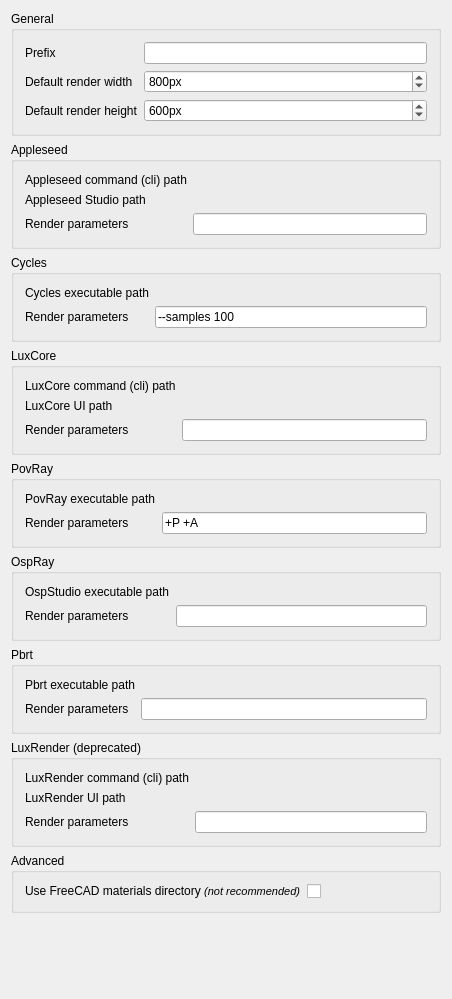
The window that Render/resources/ui/RenderSettings.ui (FreeCAD/FreeCAD-render) describes before a commit, drawn with Qt 5.
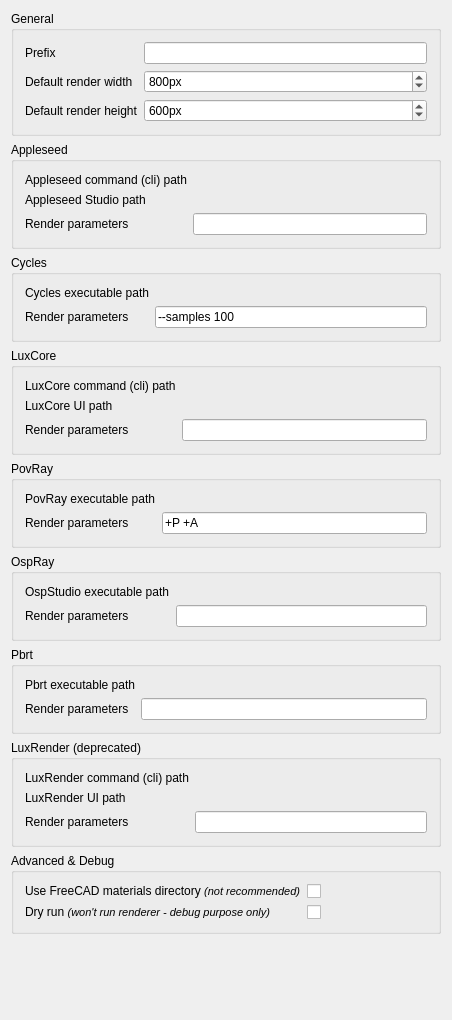
The same window after the commit. Custom widgets are drawn as their Qt base class.

Commit message:
Project: add "dry run" feature
This feature allows to generate export files without running renderer
("dry run"). It is intended for debug purpose...

What changed in the file:
```diff
--- a/Render/resources/ui/RenderSettings.ui
+++ b/Render/resources/ui/RenderSettings.ui
@@ -7,7 +7,7 @@
     <x>0</x>
     <y>0</y>
     <width>452</width>
-    <height>999</height>
+    <height>1020</height>
    </rect>
   </property>
   <property name="windowTitle">
@@ -667,7 +667,13 @@
       <locale language="English" country="UnitedStates"/>
      </property>
      <property name="title">
-      <string>Advanced</string>
+      <string>Advanced &amp;&amp; Debug</string>
+     </property>
+     <property name="checkable">
+      <bool>false</bool>
+     </property>
+     <property name="checked">
+      <bool>false</bool>
      </property>
      <layout class="QGridLayout" name="gridLayout_8">
       <item row="1" column="0">
@@ -680,6 +686,13 @@
         </property>
        </widget>
       </item>
+      <item row="2" column="0">
+       <widget class="QLabel" name="label_17">
+        <property name="text">
+         <string>&lt;html&gt;&lt;head/&gt;&lt;body&gt;&lt;p&gt;Dry run &lt;span style=&quot; font-size:8pt; font-style:italic;&quot;&gt;(won't run renderer - debug purpose only)&lt;/span&gt;&lt;/p&gt;&lt;/body&gt;&lt;/html&gt;</string>
+        </property>
+       </widget>
+      </item>
       <item row="1" column="2">
        <widget class="Gui::PrefCheckBox" name="checkBox_3">
         <property name="text">
@@ -693,6 +706,19 @@
         </property>
        </widget>
       </item>
+      <item row="2" column="2">
+       <widget class="Gui::PrefCheckBox" name="checkBox">
+        <property name="text">
+         <string/>
+        </property>
+        <property name="prefEntry" stdset="0">
+         <cstring>DryRun</cstring>
+        </property>
+        <property name="prefPath" stdset="0">
+         <cstring>Mod/Render</cstring>
+        </property>
+       </widget>
+      </item>
      </layout>
     </widget>
    </item>
```
Left out of the diff: 9 changed lines with no effect on the pictures. The commit also changes 1 other file.
